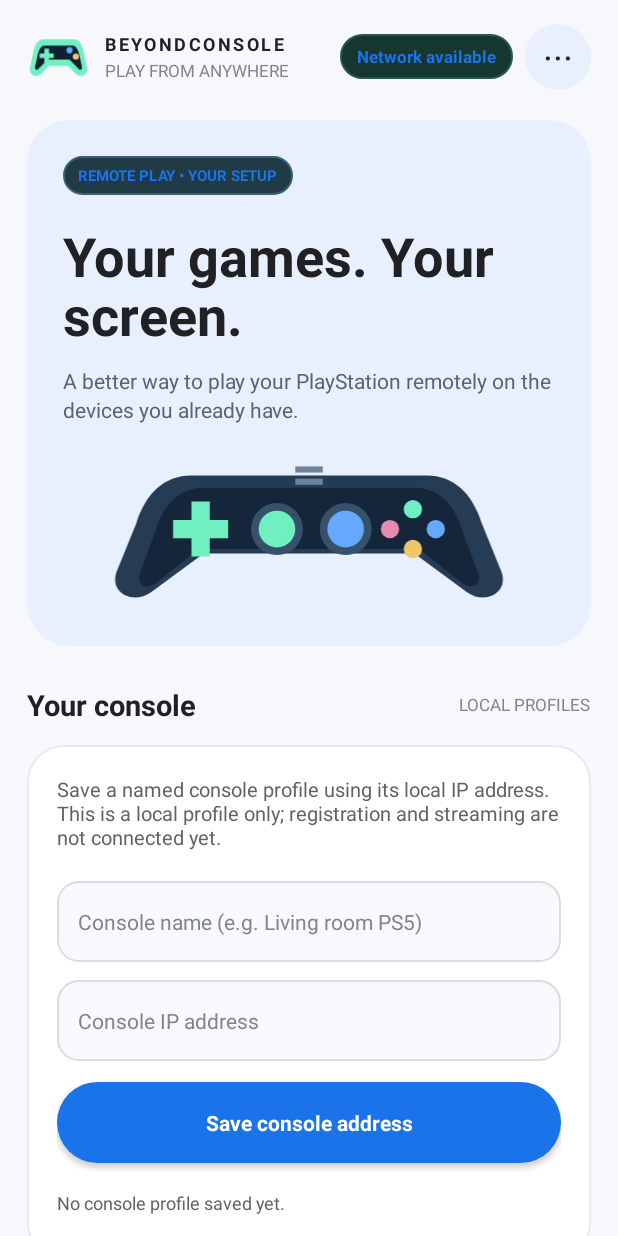
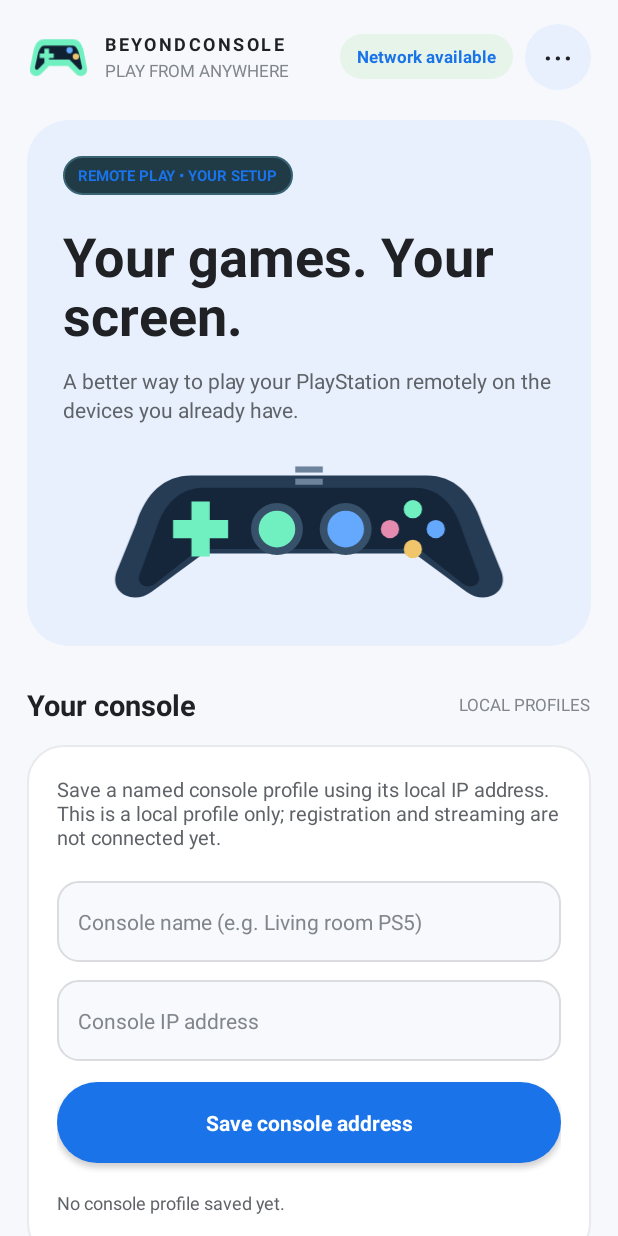
Before and after one commit to spideythedev/BeyondConsole, an Android app: the screen it shows after launch (MainActivity), on a phone screen of 412 x 824 dp. Run offline under Robolectric (Android 15) with nearby library versions, the phone set to English and light mode, and no system bars.

Commit message:
Refresh BeyondConsole with a GPay-inspired light design

```diff
--- a/app/src/main/res/drawable/status_pill.xml
+++ b/app/src/main/res/drawable/status_pill.xml
@@ -1,6 +1,5 @@
 <?xml version="1.0" encoding="utf-8"?>
 <shape xmlns:android="http://schemas.android.com/apk/res/android">
-    <solid android:color="#15372F" />
+    <solid android:color="#E6F4EA" />
     <corners android:radius="30dp" />
-    <stroke android:width="1dp" android:color="#285A4C" />
 </shape>
```
